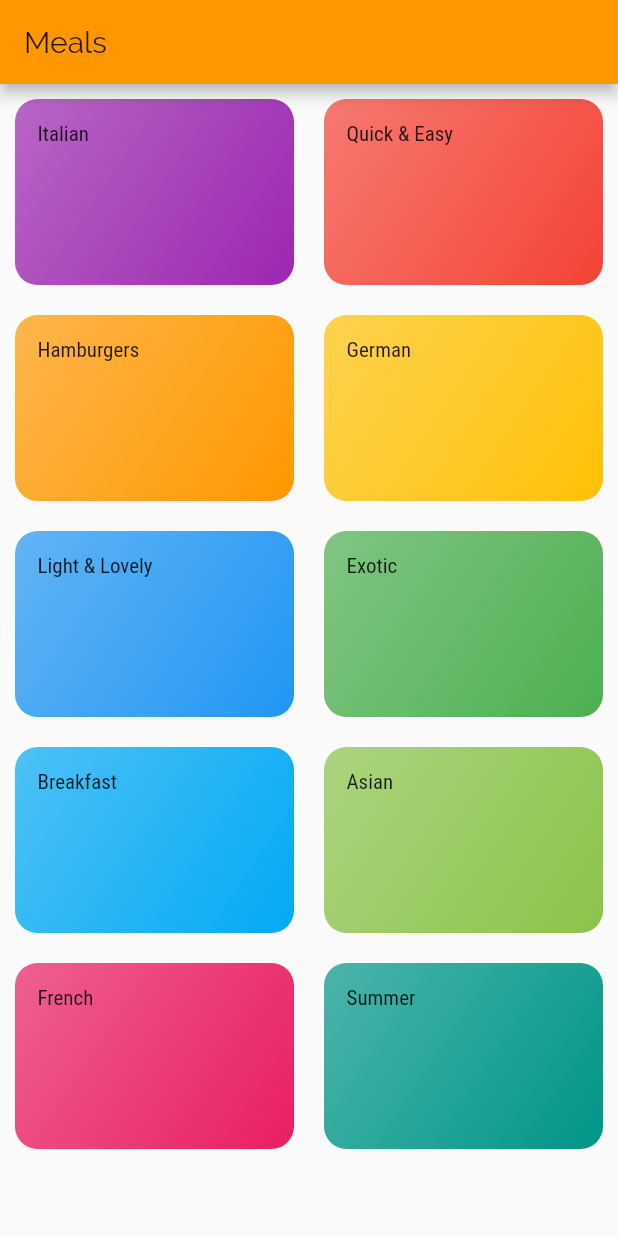
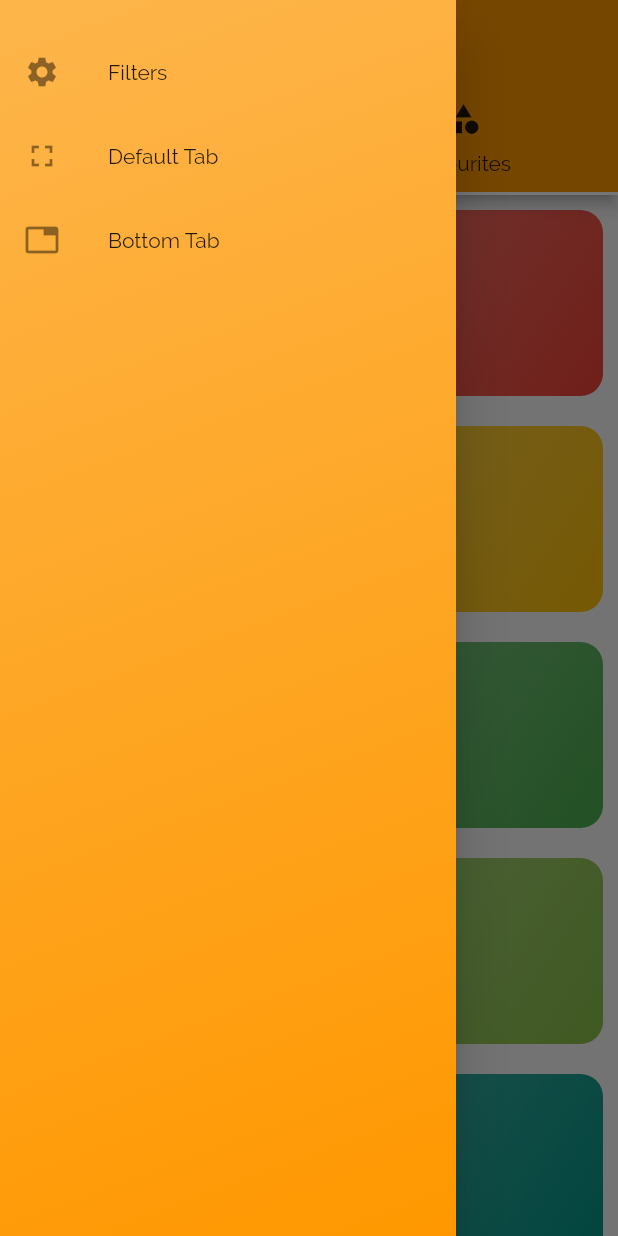
Before and after one commit to chandrababu518/meals-app, a Flutter app: the screen it shows after launch, with the side drawer open (before the commit the screen has no drawer), on a phone screen of 412 x 824 dp. Run offline on Flutter 3.47's test engine with Material 2 defaults, Android fonts, the phone set to English and light mode, and no system bars.

Commit message:
changes related to tablayots, categories

```diff
--- a/lib/categories_screen.dart
+++ b/lib/categories_screen.dart
@@ -1,17 +1,16 @@
 import 'package:flutter/cupertino.dart';
 import 'package:flutter/material.dart';
 import 'package:meals_app/category_item.dart';
+import 'package:meals_app/custom_drawer.dart';
 import 'package:meals_app/dummy_data.dart';
 
 class CategoriesScreen extends StatelessWidget {
+  static const routeName = "categories";
+
   @override
   Widget build(BuildContext context) {
     // TODO: implement build
-    return Scaffold(
-      appBar: AppBar(
-        title: const Text("Meals"),
-      ),
-      body: GridView(
+    return GridView(
         padding: EdgeInsets.all(10),
         children: DUMMY_CATEGORIES.map((category) {
           return CategoryItem(category.color, category.title, category.id);
@@ -20,7 +19,6 @@ class CategoriesScreen extends StatelessWidget {
             maxCrossAxisExtent: 200,
             crossAxisSpacing: 20,
             mainAxisSpacing: 20,
-              childAspectRatio: 3 / 2)),
-    );
+            childAspectRatio: 3 / 2));
   }
 }
--- /dev/null
+++ b/lib/custom_drawer.dart
@@ -0,0 +1,56 @@
+import 'package:flutter/cupertino.dart';
+import 'package:flutter/material.dart';
+import 'package:meals_app/categories_screen.dart';
+import 'package:meals_app/category_item.dart';
+import 'package:meals_app/screens/bottom_tab_screen.dart';
+import 'package:meals_app/screens/default_tab.dart';
+import 'package:meals_app/screens/filter_screen.dart';
+import 'package:meals_app/screens/home_screen.dart';
+
+class CustomDrawer extends StatelessWidget {
+  @override
+  Widget build(BuildContext context) {
+    final color = Theme.of(context).primaryColor;
+    // TODO: implement build
+    return Drawer(
+        child: Container(
+      decoration: BoxDecoration(
+        gradient: LinearGradient(
+            colors: [color.withOpacity(0.7), color],
+            begin: Alignment.topLeft,
+            end: Alignment.bottomRight),
+      ),
+      child: Column(
+        children: [
+          SizedBox(
+            height: 20,
+          ),
+          ListTile(
+            leading: Icon(Icons.settings),
+            title: Text("Filters"),
+            onTap: () {
+              return Navigator.of(context)
+                  .pushReplacementNamed(FilterScreen.routeName);
+            },
+          ),
+          ListTile(
+            leading: Icon(Icons.fullscreen),
+            title: Text("Default Tab"),
+            onTap: () {
+              return Navigator.of(context)
+                  .pushReplacementNamed(DefaultTabScreen.routeName);
+            },
+          ),
+          ListTile(
+            leading: Icon(Icons.tab),
+            title: Text("Bottom Tab"),
+            onTap: () {
+              return Navigator.of(context)
+                  .pushReplacementNamed(BottomTabScreen.routeName);
+            },
+          )
+        ],
+      ),
+    ));
+  }
+}
--- a/lib/main.dart
+++ b/lib/main.dart
@@ -2,6 +2,11 @@ import 'package:flutter/material.dart';
 import 'package:meals_app/categories_screen.dart';
 import 'package:meals_app/category_item.dart';
 import 'package:meals_app/category_meals_screen.dart';
+import 'package:meals_app/screens/bottom_tab_screen.dart';
+import 'package:meals_app/screens/default_tab.dart';
+import 'package:meals_app/screens/filter_screen.dart';
+import 'package:meals_app/screens/home_screen.dart';
+import 'package:meals_app/screens/meal_details.dart';
 
 void main() {
   runApp(MyApp());
@@ -14,9 +19,22 @@ class MyApp extends StatelessWidget {
     return MaterialApp(
       title: 'Flutter Demo',
       theme: ThemeData(primarySwatch: Colors.orange, fontFamily: 'Raleway'),
-      home: CategoriesScreen(),
+      home: DefaultTabScreen(),
       routes: {
         CategoryItem.routeName: (ctx) => CategoryMealsScreen(),
+        MealDetails.routeName: (ctx) => MealDetails(),
+        HomeScreen.routeName: (ctx) => HomeScreen(),
+        CategoriesScreen.routeName: (ctx) => CategoriesScreen(),
+        DefaultTabScreen.routeName: (ctx) => DefaultTabScreen(),
+        FilterScreen.routeName: (ctx) => FilterScreen(),
+        BottomTabScreen.routeName: (ctx) => BottomTabScreen(),
+      },
+      onGenerateRoute: (settings) {
+        if (settings.name == "categories")
+          return MaterialPageRoute(builder: (ctx) => CategoriesScreen());
+      },
+      onUnknownRoute: (settings) {
+        return MaterialPageRoute(builder: (ctx) => DefaultTabScreen());
       },
     );
   }
--- /dev/null
+++ b/lib/screens/bottom_tab_screen.dart
@@ -0,0 +1,52 @@
+import 'package:flutter/cupertino.dart';
+import 'package:flutter/material.dart';
+import 'package:meals_app/categories_screen.dart';
+import 'package:meals_app/custom_drawer.dart';
+import 'package:meals_app/screens/favourites.dart';
+
+class BottomTabScreen extends StatefulWidget {
+  static const routeName = "BottomTabScreen";
+
+  @override
+  State<StatefulWidget> createState() {
+    // TODO: implement createState
+    return BottomTabScreenState();
+  }
+}
+
+class BottomTabScreenState extends State<BottomTabScreen> {
+  var selected_tab_index = 0;
+
+  List<Widget> tabScreens = [CategoriesScreen(), Favourites()];
+
+  @override
+  Widget build(BuildContext context) {
+    // TODO: implement build
+    return Scaffold(
+      drawer: CustomDrawer(),
+      appBar: AppBar(
+        title: Text("Bottom tab bar"),
+      ),
+      body: tabScreens[selected_tab_index],
+      bottomNavigationBar: BottomNavigationBar(
+        onTap: selectPage,
+        currentIndex: selected_tab_index,
+        backgroundColor: Theme.of(context).primaryColor,
+        selectedItemColor: Colors.white,
+        unselectedItemColor: Colors.black,
+        items: [
+          BottomNavigationBarItem(
+              icon: Icon(Icons.category), label: "Categories"),
+          BottomNavigationBarItem(
+              icon: Icon(Icons.favorite), label: "Favourites"),
+        ],
+      ),
+    );
+  }
+
+  void selectPage(int value) {
+    setState(() {
+      selected_tab_index = value;
+    });
+  }
+}
--- /dev/null
+++ b/lib/screens/default_tab.dart
@@ -0,0 +1,38 @@
+import 'package:flutter/cupertino.dart';
+import 'package:flutter/material.dart';
+import 'package:meals_app/categories_screen.dart';
+import 'package:meals_app/custom_drawer.dart';
+
+class DefaultTabScreen extends StatelessWidget {
+  static const routeName = "DefaultTabScreen";
+
+  @override
+  Widget build(BuildContext context) {
+    // TODO: implement build
+    return DefaultTabController(
+      length: 2,
+      initialIndex: 1,
+      child: Scaffold(
+        drawer: CustomDrawer(),
+        appBar: AppBar(
+          title: Text("Default Tab bar"),
+          bottom: TabBar(
+            tabs: [
+              Tab(
+                icon: Icon(Icons.favorite),
+                text: "favourites",
+              ),
+              Tab(
+                icon: Icon(Icons.category),
+                text: "favourites",
+              )
+            ],
+          ),
+        ),
+        body: TabBarView(
+          children: [CategoriesScreen(), CategoriesScreen()],
+        ),
+      ),
+    );
+  }
+}
--- /dev/null
+++ b/lib/screens/favourites.dart
@@ -0,0 +1,12 @@
+import 'package:flutter/cupertino.dart';
+
+class Favourites extends StatelessWidget {
+  @override
+  Widget build(BuildContext context) {
+    // TODO: implement build
+    return Container(
+      child: Text("Favourites"),
+      alignment: Alignment.center,
+    );
+  }
+}
```
Also changed, not shown: lib/meal_item.dart (+27 -2 lines), lib/screens/filter_screen.dart (added, +18 -0 lines), lib/screens/home_screen.dart (added, +18 -0 lines), lib/screens/meal_details.dart (added, +21 -0 lines). Lines whose indentation alone changed are shown as unchanged.
